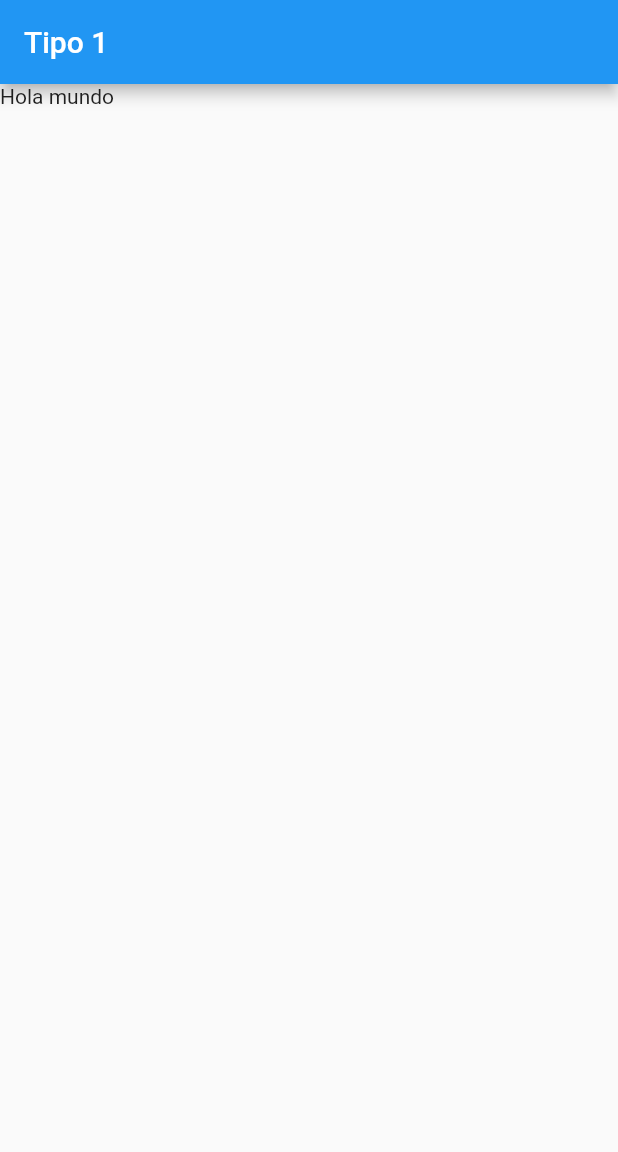
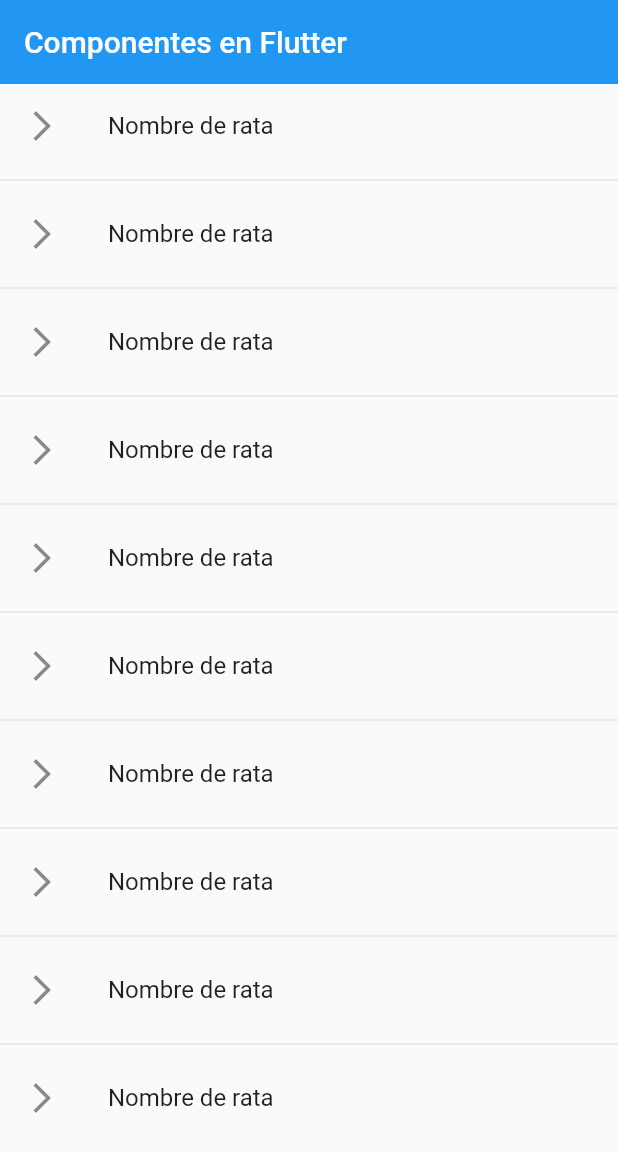
Before and after one commit to Gricardov/FlComponents, a Flutter app: the screen it shows after launch, on a phone screen of 412 x 824 dp. Shown: the top 1152 px of the screen. Run offline on Flutter 3.47's test engine with Material 2 defaults, Android fonts, the phone set to English and light mode, and no system bars.

Commit message:
homescreen with list

```diff
--- a/lib/main.dart
+++ b/lib/main.dart
@@ -1,18 +1,25 @@
-import 'package:fl_components/screens/listview1_screen.dart';
+import 'package:fl_components/screens/screens.dart';
 import 'package:flutter/material.dart';
 
 void main() => runApp(const MyApp());
 
 class MyApp extends StatelessWidget {
-
   const MyApp({Key? key}) : super(key: key);
 
   @override
   Widget build(BuildContext context) {
-    return const MaterialApp(
+    return MaterialApp(
       debugShowCheckedModeBanner: false,
       title: 'Material App',
-      home: ListView1Screen()
+      //home: const CardScreen(),
+      initialRoute: 'home',
+      routes: {
+        "home"      : (BuildContext context) => const HomeScreen(),
+        "ListView1" : (BuildContext context) => const ListView1Screen(),
+        "ListView2" : (BuildContext context) => const ListView2Screen(),
+        "alert"     : (BuildContext context) => const AlertScreen(),
+        "card"      : (BuildContext context) => const CardScreen(),
+      },
     );
   }
 }
--- /dev/null
+++ b/lib/screens/home_screen.dart
@@ -0,0 +1,22 @@
+import 'package:flutter/material.dart';
+
+class HomeScreen extends StatelessWidget {
+  const HomeScreen({Key? key}) : super(key: key);
+
+  @override
+  Widget build(BuildContext context) {
+    return Scaffold(
+        appBar: AppBar(
+          title: const Text('Componentes en Flutter'),
+          elevation: 0,
+        ),
+        body: ListView.separated(
+            itemBuilder: (context, index) => ListTile(
+                  leading: const Icon(Icons.arrow_forward_ios_outlined),
+                  title: const Text('Nombre de rata'),
+                  onTap: () {},
+                ),
+            separatorBuilder: (_,__)=>const Divider(),
+            itemCount: 10));
+  }
+}
--- /dev/null
+++ b/lib/screens/screens.dart
@@ -0,0 +1,5 @@
+export 'package:fl_components/screens/alert_screen.dart';
+export 'package:fl_components/screens/card_screen.dart';
+export 'package:fl_components/screens/listview1_screen.dart';
+export 'package:fl_components/screens/listview2_screen.dart';
+export 'package:fl_components/screens/home_screen.dart';
```
Also changed, not shown: lib/screens/alert_screen.dart (added, +15 -0 lines), lib/screens/card_screen.dart (added, +15 -0 lines), lib/screens/listview1_screen.dart (+19 -7 lines), lib/screens/listview2_screen.dart (added, +38 -0 lines).
